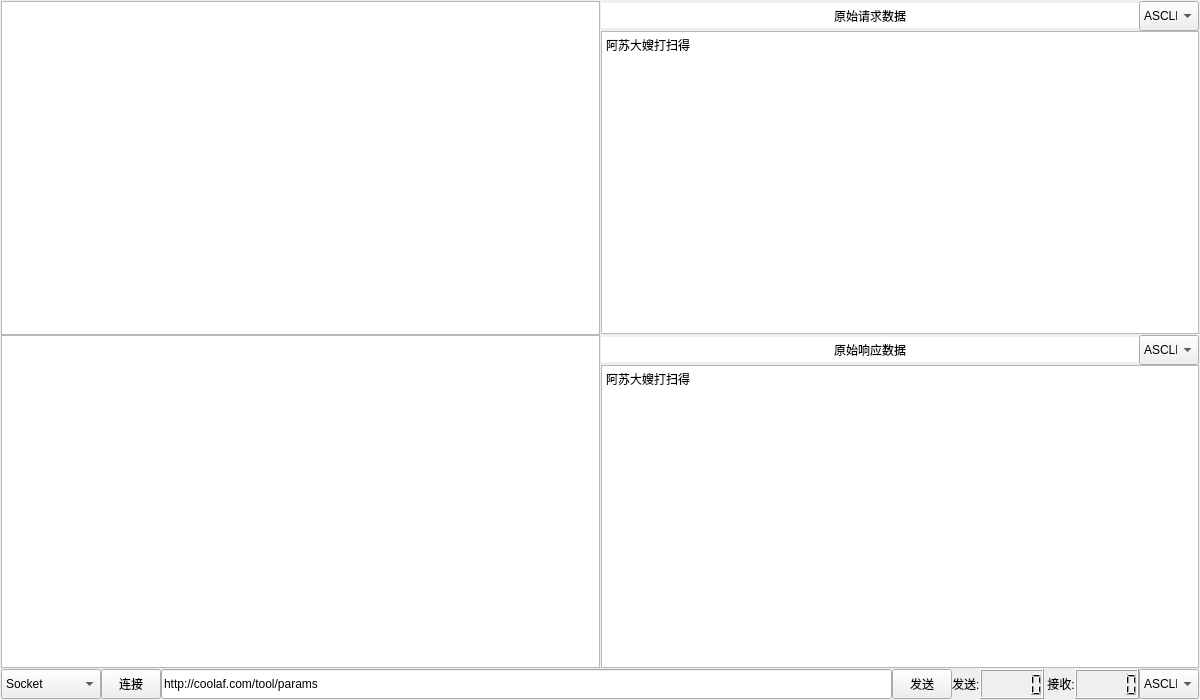
Above: RequestTestTool/RequestTestTool.ui from julian-zhuang/RequestTestTool before the change. Below: the same form after it.
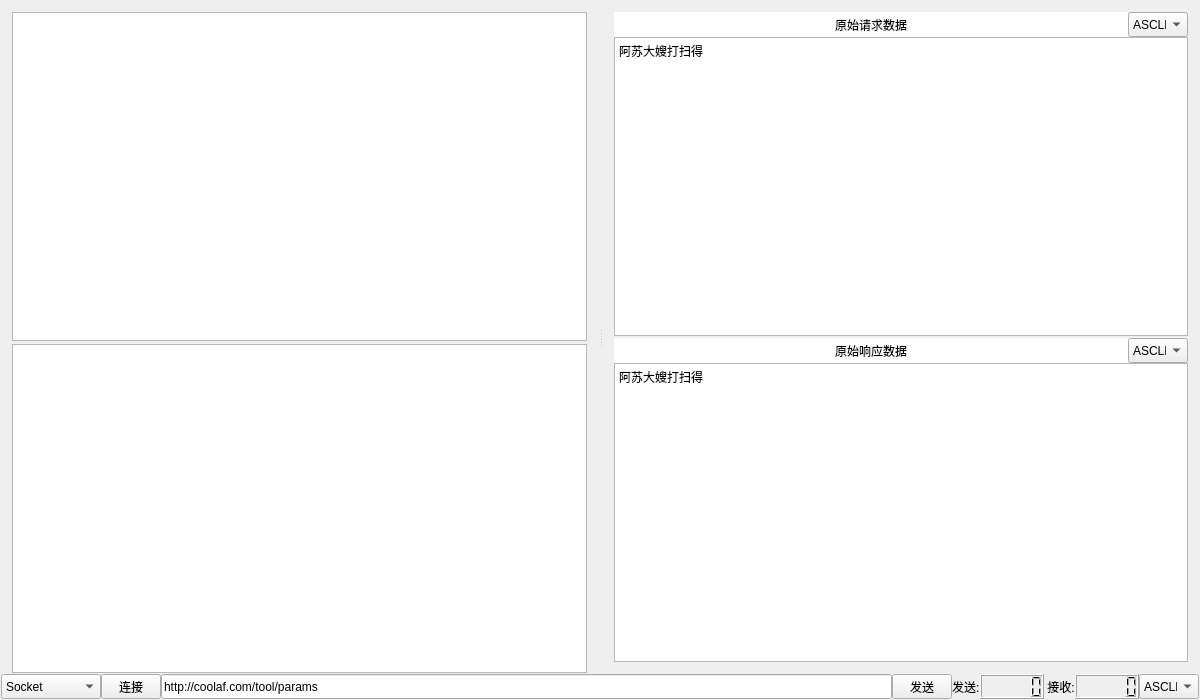
That is the form after the change.

Commit message: ui布局修改

```diff
--- a/RequestTestTool/RequestTestTool.ui
+++ b/RequestTestTool/RequestTestTool.ui
@@ -42,9 +42,32 @@
     <property name="spacing">
      <number>1</number>
     </property>
-    <item row="0" column="0" rowspan="2">
+    <item row="0" column="0">
+     <widget class="QSplitter" name="splitter">
+      <property name="sizePolicy">
+       <sizepolicy hsizetype="Expanding" vsizetype="Expanding">
+        <horstretch>0</horstretch>
+        <verstretch>0</verstretch>
+       </sizepolicy>
+      </property>
+      <property name="orientation">
+       <enum>Qt::Horizontal</enum>
+      </property>
+      <property name="opaqueResize">
+       <bool>true</bool>
+      </property>
+      <property name="handleWidth">
+       <number>5</number>
+      </property>
+      <property name="childrenCollapsible">
+       <bool>true</bool>
+      </property>
+      <widget class="QWidget" name="layoutWidget">
      <layout class="QVBoxLayout" name="verticalLayout">
       <property name="spacing">
+         <number>3</number>
+        </property>
+        <property name="bottomMargin">
        <number>0</number>
       </property>
       <item>
@@ -68,8 +91,13 @@
        </widget>
       </item>
      </layout>
-    </item>
-    <item row="0" column="1">
+      </widget>
+      <widget class="QWidget" name="layoutWidget">
+       <layout class="QVBoxLayout" name="verticalLayout_4">
+        <property name="spacing">
+         <number>2</number>
+        </property>
+        <item>
      <layout class="QVBoxLayout" name="verticalLayout_3">
       <property name="spacing">
        <number>0</number>
@@ -106,16 +134,22 @@
         </item>
         <item>
          <widget class="QComboBox" name="comboBox_ShowType_3">
+              <property name="sizePolicy">
+               <sizepolicy hsizetype="Preferred" vsizetype="Fixed">
+                <horstretch>0</horstretch>
+                <verstretch>0</verstretch>
+               </sizepolicy>
+              </property>
           <property name="minimumSize">
            <size>
             <width>60</width>
-            <height>30</height>
+                <height>25</height>
            </size>
           </property>
           <property name="maximumSize">
            <size>
             <width>60</width>
-            <height>30</height>
+                <height>25</height>
            </size>
           </property>
           <item>
@@ -144,6 +178,12 @@
       </item>
       <item>
        <widget class="QTextBrowser" name="textBrowser_Request">
+            <property name="sizePolicy">
+             <sizepolicy hsizetype="MinimumExpanding" vsizetype="Expanding">
+              <horstretch>0</horstretch>
+              <verstretch>0</verstretch>
+             </sizepolicy>
+            </property>
         <property name="minimumSize">
          <size>
           <width>300</width>
@@ -161,7 +201,7 @@
       </item>
      </layout>
     </item>
-    <item row="1" column="1">
+        <item>
      <layout class="QVBoxLayout" name="verticalLayout_2">
       <property name="spacing">
        <number>0</number>
@@ -201,13 +241,13 @@
           <property name="minimumSize">
            <size>
             <width>60</width>
-            <height>30</height>
+                <height>25</height>
            </size>
           </property>
           <property name="maximumSize">
            <size>
             <width>60</width>
-            <height>30</height>
+                <height>25</height>
            </size>
           </property>
           <item>
@@ -256,7 +296,11 @@
       </item>
      </layout>
     </item>
-    <item row="2" column="0" colspan="2">
+       </layout>
+      </widget>
+     </widget>
+    </item>
+    <item row="1" column="0">
      <layout class="QHBoxLayout" name="horizontalLayout">
       <property name="spacing">
        <number>0</number>
@@ -269,13 +313,13 @@
         <property name="minimumSize">
          <size>
           <width>100</width>
-          <height>30</height>
+          <height>25</height>
          </size>
         </property>
         <property name="maximumSize">
          <size>
           <width>100</width>
-          <height>30</height>
+          <height>25</height>
          </size>
         </property>
         <item>
@@ -315,13 +359,13 @@
         <property name="minimumSize">
          <size>
           <width>60</width>
-          <height>30</height>
+          <height>25</height>
          </size>
         </property>
         <property name="maximumSize">
          <size>
           <width>30</width>
-          <height>30</height>
+          <height>25</height>
          </size>
         </property>
         <property name="text">
@@ -340,13 +384,13 @@
         <property name="minimumSize">
          <size>
           <width>557</width>
-          <height>30</height>
+          <height>25</height>
          </size>
         </property>
         <property name="maximumSize">
          <size>
           <width>65535</width>
-          <height>30</height>
+          <height>25</height>
          </size>
         </property>
         <property name="text">
@@ -359,13 +403,13 @@
         <property name="minimumSize">
          <size>
           <width>60</width>
-          <height>30</height>
+          <height>25</height>
          </size>
         </property>
         <property name="maximumSize">
          <size>
           <width>60</width>
-          <height>30</height>
+          <height>25</height>
          </size>
         </property>
         <property name="text">
@@ -378,13 +422,13 @@
         <property name="minimumSize">
          <size>
           <width>0</width>
-          <height>30</height>
+          <height>25</height>
          </size>
         </property>
         <property name="maximumSize">
          <size>
           <width>16777215</width>
-          <height>30</height>
+          <height>25</height>
          </size>
         </property>
         <property name="text">
@@ -394,10 +438,16 @@
       </item>
       <item>
        <widget class="QLCDNumber" name="lcdNumber_Send">
+        <property name="minimumSize">
+         <size>
+          <width>0</width>
+          <height>25</height>
+         </size>
+        </property>
         <property name="maximumSize">
          <size>
           <width>16777215</width>
-          <height>30</height>
+          <height>25</height>
          </size>
         </property>
         <property name="digitCount">
@@ -410,13 +460,13 @@
         <property name="minimumSize">
          <size>
           <width>0</width>
-          <height>30</height>
+          <height>25</height>
          </size>
         </property>
         <property name="maximumSize">
          <size>
           <width>16777215</width>
-          <height>30</height>
+          <height>25</height>
          </size>
         </property>
         <property name="text">
@@ -426,10 +476,16 @@
       </item>
       <item>
        <widget class="QLCDNumber" name="lcdNumber_Recv">
+        <property name="minimumSize">
+         <size>
+          <width>0</width>
+          <height>25</height>
+         </size>
+        </property>
         <property name="maximumSize">
          <size>
           <width>16777215</width>
-          <height>30</height>
+          <height>25</height>
          </size>
         </property>
        </widget>
@@ -439,13 +495,13 @@
         <property name="minimumSize">
          <size>
           <width>60</width>
-          <height>30</height>
+          <height>25</height>
          </size>
         </property>
         <property name="maximumSize">
          <size>
           <width>60</width>
-          <height>30</height>
+          <height>25</height>
          </size>
         </property>
         <item>
```
Lines whose indentation alone changed are shown as unchanged. The commit also changes 1 other file.
